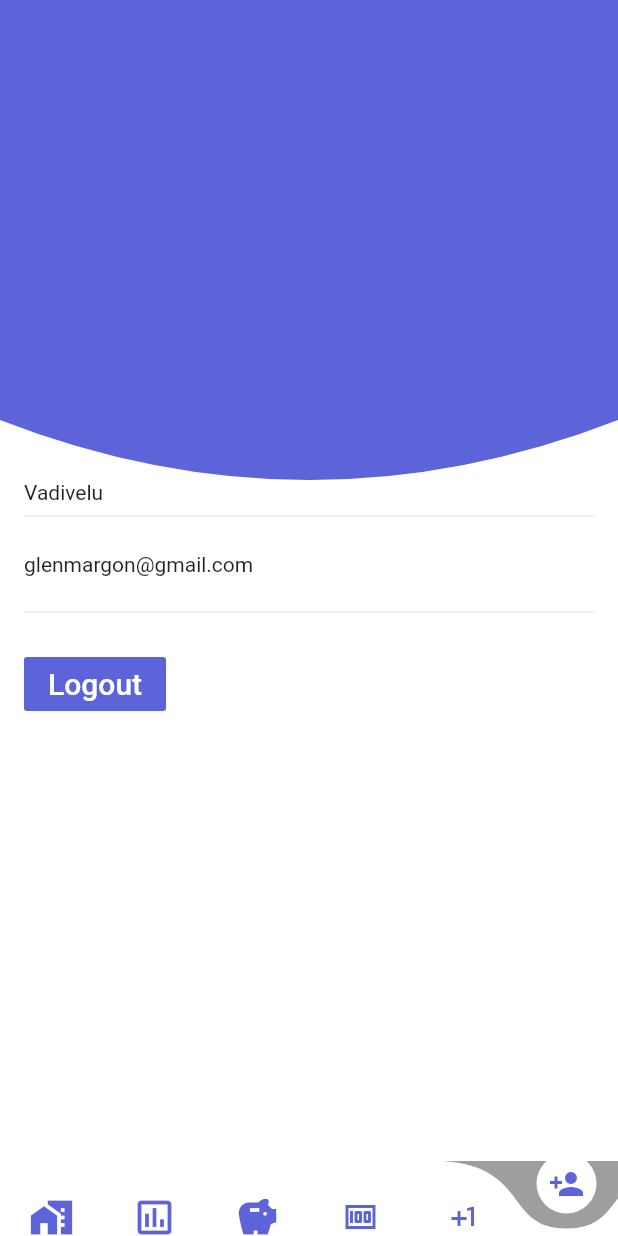
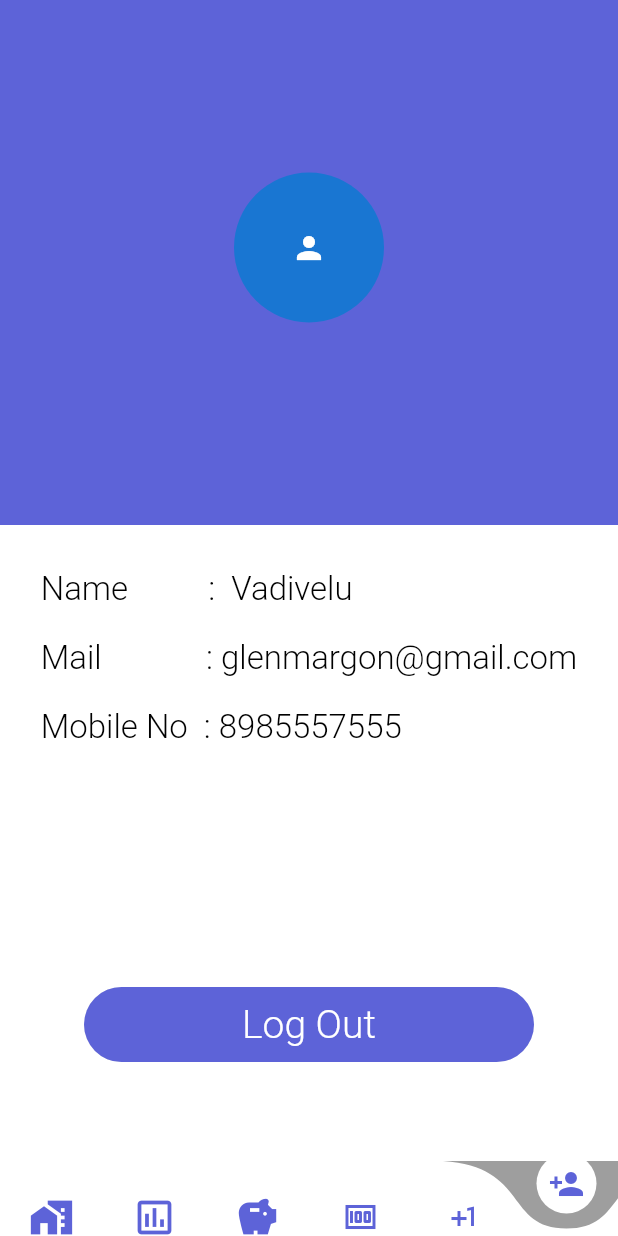
Before and after one commit to thirvusoft/money-manager, a Flutter app: the MainScreen screen opened directly, item 6 of the bottom bar chosen, on a phone screen of 412 x 824 dp. Run offline on Flutter 3.47's test engine with Material 2 defaults, Android fonts, the phone set to English and light mode, and no system bars; drawn by our look-alikes of curved_navigation_bar; our stand-ins replace animated_text_kit, flutter_login, google_fonts, shared_preferences, simple_animations; accounts and stored records are empty.

Commit message:
profile screen updated

```diff
--- a/lib/main.dart
+++ b/lib/main.dart
@@ -1,4 +1,6 @@
 import 'package:flutter/material.dart';
+
+import 'package:money_manager/views/screens/profile.dart';
 import 'package:money_manager/views/screens/splash_screen.dart';
 
 import 'views/screens/Categories/Asset.dart';
@@ -15,6 +17,6 @@ class MyApp extends StatelessWidget {
     return MaterialApp(
         debugShowCheckedModeBanner: false,
         theme: new ThemeData(scaffoldBackgroundColor: const Color(0XFFFFFFFFF)),
-        home: splash_screen());
+        home: ProfilePage());
   }
 }
--- a/lib/views/screens/profile.dart
+++ b/lib/views/screens/profile.dart
@@ -1,101 +1,128 @@
 import 'package:flutter/material.dart';
-import 'package:flutter/services.dart';
-import 'dart:math' as math;
-
 import 'package:money_manager/views/screens/loginScreen.dart';
-import 'package:money_manager/views/screens/splash_screen.dart';
 
 class ProfilePage extends StatelessWidget {
-  TextStyle _style() {
-    return TextStyle(fontWeight: FontWeight.bold);
-  }
-
   @override
   Widget build(BuildContext context) {
     return Scaffold(
-      appBar: CustomAppBar(),
-      body: Container(
-        padding: EdgeInsets.symmetric(horizontal: 16),
+      body: Column(
+        children: <Widget>[
+          Container(
+              decoration: BoxDecoration(
+                // gradient: LinearGradient(
+                //     begin: Alignment.topCenter,
+                //     end: Alignment.bottomCenter,
+                color: Color.fromARGB(255, 93, 99, 216),
+              ),
+              child: Container(
+                width: double.infinity,
+                height: 350.0,
+                child: Center(
                   child: Column(
+                    crossAxisAlignment: CrossAxisAlignment.center,
+                    mainAxisAlignment: MainAxisAlignment.center,
+                    children: <Widget>[
+                      CircleAvatar(
+                        child: Icon(Icons.person),
+                        radius: 50.0,
+                      ),
+                      SizedBox(
+                        height: 10.0,
+                      ),
+                      SizedBox(
+                        height: 10.0,
+                      ),
+                    ],
+                  ),
+                ),
+              )),
+          Container(
+            child: Padding(
+              padding:
+                  const EdgeInsets.symmetric(vertical: 30.0, horizontal: 16.0),
+              child: Column(
+                mainAxisAlignment: MainAxisAlignment.center,
                 crossAxisAlignment: CrossAxisAlignment.start,
                 children: <Widget>[
+                  //Padding(padding: EdgeInsets.all(20)),
                   Text(
-              "Vadivelu",
+                    "Name          :  Vadivelu",
+                    style: TextStyle(
+                        color: Colors.black,
+                        fontStyle: FontStyle.normal,
+                        fontWeight: FontWeight.w300,
+                        fontSize: 22.0),
                   ),
-            Divider(),
                   SizedBox(
-              height: 16,
+                    height: 20.0,
                   ),
-            Text("glenmargon@gmail.com"),
+                  Text(
+                    "Mail             : glenmargon@gmail.com",
+                    style: TextStyle(
+                      fontSize: 22.0,
+                      fontStyle: FontStyle.normal,
+                      fontWeight: FontWeight.w300,
+                      color: Colors.black,
+                      //letterSpacing: 2.0,
+                    ),
+                  ),
                   SizedBox(
-              height: 16,
+                    height: 20.0,
                   ),
-            Divider(),
+                  Text(
+                    "Mobile No  : 8985557555",
+                    style: TextStyle(
+                      fontSize: 22.0,
+                      fontStyle: FontStyle.normal,
+                      fontWeight: FontWeight.w300,
+                      color: Colors.black,
+                      //letterSpacing: 2.0,
+                    ),
+                  ),
                   SizedBox(
-              height: 16,
+                    height: 20.0,
                   ),
-            FlatButton(
-              child: Text(
-                'Logout',
-                style: TextStyle(fontSize: 20.0),
+                ],
               ),
-              color: Color.fromARGB(255, 93, 99, 216),
-              textColor: Colors.white,
+            ),
+          ),
+          SizedBox(
+            height: 110.0,
+          ),
+          Container(
+            width: 300.00,
+            child: RaisedButton(
                 onPressed: () {
                   Navigator.push(
                     context,
                     MaterialPageRoute(builder: (context) => login_page()),
                   );
                 },
+                shape: RoundedRectangleBorder(
+                    borderRadius: BorderRadius.circular(80.0)),
+                elevation: 0.0,
+                padding: EdgeInsets.all(0.0),
+                child: Ink(
+                  decoration: BoxDecoration(
+                    color: Color.fromARGB(255, 93, 99, 216),
+                    borderRadius: BorderRadius.circular(30.0),
                   ),
-            SizedBox(
-              height: 4,
+                  child: Container(
+                    constraints:
+                        BoxConstraints(maxWidth: 300.0, minHeight: 50.0),
+                    alignment: Alignment.center,
+                    child: Text(
+                      "Log Out",
+                      style: TextStyle(
+                          color: Colors.white,
+                          fontSize: 26.0,
+                          fontWeight: FontWeight.w300),
+                    ),
+                  ),
+                )),
           ),
         ],
-        ),
       ),
     );
   }
 }
-
-class CustomAppBar extends StatelessWidget with PreferredSizeWidget {
-  @override
-  Size get preferredSize => Size(double.infinity, 320);
-  @override
-  Widget build(BuildContext context) {
-    return ClipPath(
-      clipper: MyClipper(),
-      child: Container(
-        padding: EdgeInsets.only(top: 4),
-        decoration:
-            BoxDecoration(color: Color.fromARGB(255, 93, 99, 216), boxShadow: [
-          BoxShadow(
-              color: Color.fromARGB(255, 233, 231, 230),
-              blurRadius: 20,
-              offset: Offset(0, 0))
-        ]),
-      ),
-    );
-  }
-}
-
-class MyClipper extends CustomClipper<Path> {
-  @override
-  Path getClip(Size size) {
-    int curveHeight = 40;
-    Offset controlPoint = Offset(size.width / 2, size.height + curveHeight);
-    Offset endPoint = Offset(size.width, size.height - curveHeight);
-    Path path = Path()
-      ..lineTo(0, size.height - curveHeight)
-      ..quadraticBezierTo(
-          controlPoint.dx, controlPoint.dy, endPoint.dx, endPoint.dy)
-      ..lineTo(size.width, 0)
-      ..close();
-    return path;
-  }
-
-  @override
-  bool shouldReclip(CustomClipper<Path> oldClipper) {
-    return true;
-  }
-}
--- /dev/null
+++ b/lib/views/screens/workspace.dart
@@ -0,0 +1 @@
+// TODO Implement this library.
--- a/lib/widgets/BottomNavigation.dart
+++ b/lib/widgets/BottomNavigation.dart
@@ -15,7 +15,7 @@ class MainScreen extends StatefulWidget {
 }
 
 class _MainScreenState extends State<MainScreen> {
-  int selectedpage = 0; //initial value
+  int selectedpage = 0;
   final _pageOptions = [
     searchbar(),
     liabilitySearch(),
@@ -23,7 +23,7 @@ class _MainScreenState extends State<MainScreen> {
     incomeSearch(),
     othersSearch(),
     ProfilePage(),
-  ]; // listing of all 3 pages index wise
+  ];
   final bgcolor = [
     Colors.grey,
     Colors.grey,
@@ -31,48 +31,39 @@ class _MainScreenState extends State<MainScreen> {
     Colors.grey,
     Colors.grey,
     Colors.grey,
-  ]; // changing color as per active index value
+  ];
   @override
   Widget build(BuildContext context) {
     return Scaffold(
-      body: _pageOptions[
-          selectedpage], // initial value is 0 so HomePage will be shown linearToEaseOut
+      body: _pageOptions[selectedpage],
       bottomNavigationBar: CurvedNavigationBar(
         height: 50,
         buttonBackgroundColor: Colors.white,
         backgroundColor: bgcolor[selectedpage],
         color: Colors.white,
         animationCurve: Curves.fastOutSlowIn,
-        items: const <Widget>[
+        items: <Widget>[
           Icon(
             Icons.home_work,
             size: 30,
-            semanticLabel: 'Asset',
-
-            // color: Colors.black,
             color: Color.fromARGB(255, 93, 99, 216),
           ),
           Icon(
-            Icons.assessment_outlined, semanticLabel: 'Liability',
+            Icons.assessment_outlined,
             size: 30,
-            // color: Colors.black,
             color: Color.fromARGB(255, 93, 99, 216),
           ),
           Icon(
             Icons.savings,
-            semanticLabel: 'Income',
             size: 30,
-            // color: Colors.black,
             color: Color.fromARGB(255, 93, 99, 216),
           ),
           Icon(
             Icons.money,
-            semanticLabel: 'Expense',
             color: Color.fromARGB(255, 93, 99, 216),
           ),
           Icon(
             Icons.plus_one_outlined,
-            semanticLabel: 'Others',
             color: Color.fromARGB(255, 93, 99, 216),
           ),
           Icon(
@@ -82,8 +73,7 @@ class _MainScreenState extends State<MainScreen> {
         ],
         onTap: (index) {
           setState(() {
-            selectedpage =
-                index; // changing selected page as per bar index selected by the user
+            selectedpage = index;
           });
         },
       ),
--- a/pubspec.yaml
+++ b/pubspec.yaml
@@ -55,6 +55,7 @@ dependencies:
   flappy_search_bar: ^1.7.2
   animated_text_kit: ^4.2.1
   bottom_navy_bar: ^6.0.0
+  screen_loader: ^4.0.1
 dev_dependencies:
   flutter_test:
     sdk: flutter
```
Also changed, not shown: lib/views/screens/showcase.dart (added), pubspec.lock. Lines whose indentation alone changed are shown as unchanged.
